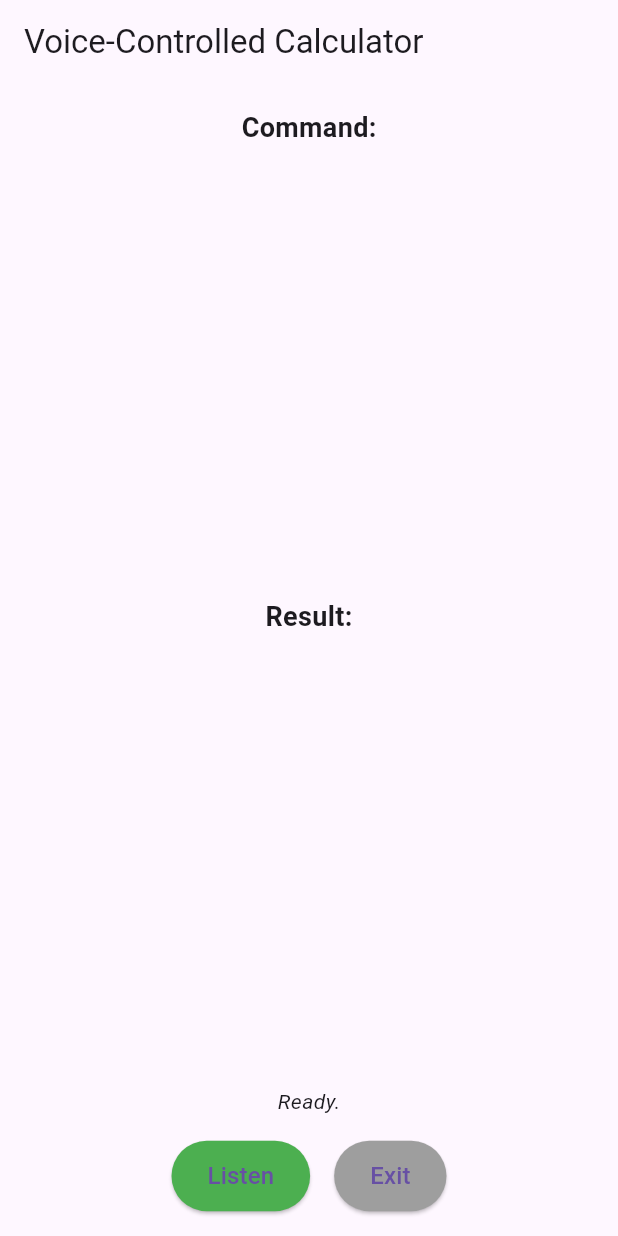
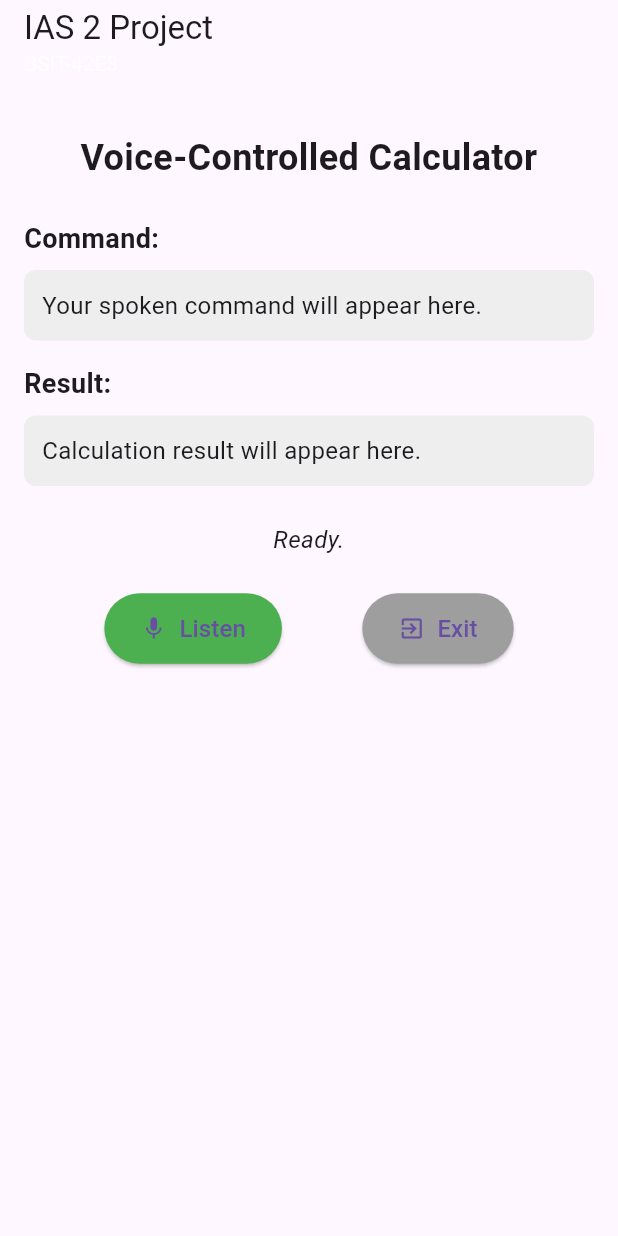
Before and after one commit to itsmeenavi/mobile_voice_calculator, a Flutter app: the screen it shows after launch, on a phone screen of 412 x 824 dp. Run offline on Flutter 3.47's test engine with Material 3 defaults, Android fonts, the phone set to English and light mode, and no system bars; our stand-ins replace flutter_tts, math_expressions, speech_to_text.

Commit message:
modified design

```diff
--- a/lib/main.dart
+++ b/lib/main.dart
@@ -115,23 +115,44 @@ class _VoiceCalculatorHomePageState extends State<VoiceCalculatorHomePage> {
   Widget build(BuildContext context) {
     return Scaffold(
        appBar: AppBar(
-          title: Text('Voice-Controlled Calculator'),
+  title: const Column(
+    crossAxisAlignment: CrossAxisAlignment.start,
+    children: [
+      Text('IAS 2 Project'),
+      Text(
+        'BSIT-42E3',
+        style: TextStyle(fontSize: 14, color: Colors.white70),
       ),
+    ],
+  ),
+),
+
 body: Padding(
   padding: const EdgeInsets.all(16.0),
   child: Column(
+    crossAxisAlignment: CrossAxisAlignment.stretch,
     children: [
+      SizedBox(height: 16),
+      Text(
+        'Voice-Controlled Calculator',
+        style: TextStyle(fontWeight: FontWeight.bold, fontSize: 24),
+        textAlign: TextAlign.center,
+      ),
+      SizedBox(height: 24),
       Text(
         'Command:',
         style: TextStyle(fontWeight: FontWeight.bold, fontSize: 18),
       ),
       SizedBox(height: 8),
-              Expanded(
-                child: SingleChildScrollView(
+      Container(
+        padding: EdgeInsets.all(12),
+        decoration: BoxDecoration(
+          color: Colors.grey[200],
+          borderRadius: BorderRadius.circular(8),
+        ),
         child: Text(
-                    _command,
+          _command.isEmpty ? 'Your spoken command will appear here.' : _command,
           style: TextStyle(fontSize: 16),
-                  ),
         ),
       ),
       SizedBox(height: 16),
@@ -140,42 +161,47 @@ class _VoiceCalculatorHomePageState extends State<VoiceCalculatorHomePage> {
         style: TextStyle(fontWeight: FontWeight.bold, fontSize: 18),
       ),
       SizedBox(height: 8),
-              Expanded(
-                child: SingleChildScrollView(
+      Container(
+        padding: EdgeInsets.all(12),
+        decoration: BoxDecoration(
+          color: Colors.grey[200],
+          borderRadius: BorderRadius.circular(8),
+        ),
         child: Text(
-                    _result,
+          _result.isEmpty ? 'Calculation result will appear here.' : _result,
           style: TextStyle(fontSize: 16),
         ),
       ),
-              ),
-              SizedBox(height: 16),
+      SizedBox(height: 24),
       Text(
         _status,
-                style: TextStyle(fontStyle: FontStyle.italic),
+        style: TextStyle(fontStyle: FontStyle.italic, fontSize: 16),
+        textAlign: TextAlign.center,
       ),
-              SizedBox(height: 16),
+      SizedBox(height: 24),
       Row(
-                mainAxisAlignment: MainAxisAlignment.center,
+        mainAxisAlignment: MainAxisAlignment.spaceEvenly,
         children: [
-                  ElevatedButton(
+          ElevatedButton.icon(
             onPressed: _onListenButtonPressed,
             style: ElevatedButton.styleFrom(
               backgroundColor: _isListening ? Colors.red : Colors.green,
               padding: EdgeInsets.symmetric(horizontal: 24, vertical: 12),
             ),
-                    child: Text(
+            icon: Icon(_isListening ? Icons.stop : Icons.mic),
+            label: Text(
               _isListening ? 'Stop' : 'Listen',
               style: TextStyle(fontSize: 16),
             ),
           ),
-                  SizedBox(width: 16),
-                  ElevatedButton(
+          ElevatedButton.icon(
             onPressed: _onExitButtonPressed,
             style: ElevatedButton.styleFrom(
               backgroundColor: Colors.grey,
               padding: EdgeInsets.symmetric(horizontal: 24, vertical: 12),
             ),
-                    child: Text(
+            icon: Icon(Icons.exit_to_app),
+            label: Text(
               'Exit',
               style: TextStyle(fontSize: 16),
             ),
@@ -184,6 +210,7 @@ class _VoiceCalculatorHomePageState extends State<VoiceCalculatorHomePage> {
       ),
     ],
           ),
-        ));
+        )
+        );
   }
 }
```
Lines whose indentation alone changed are shown as unchanged.
